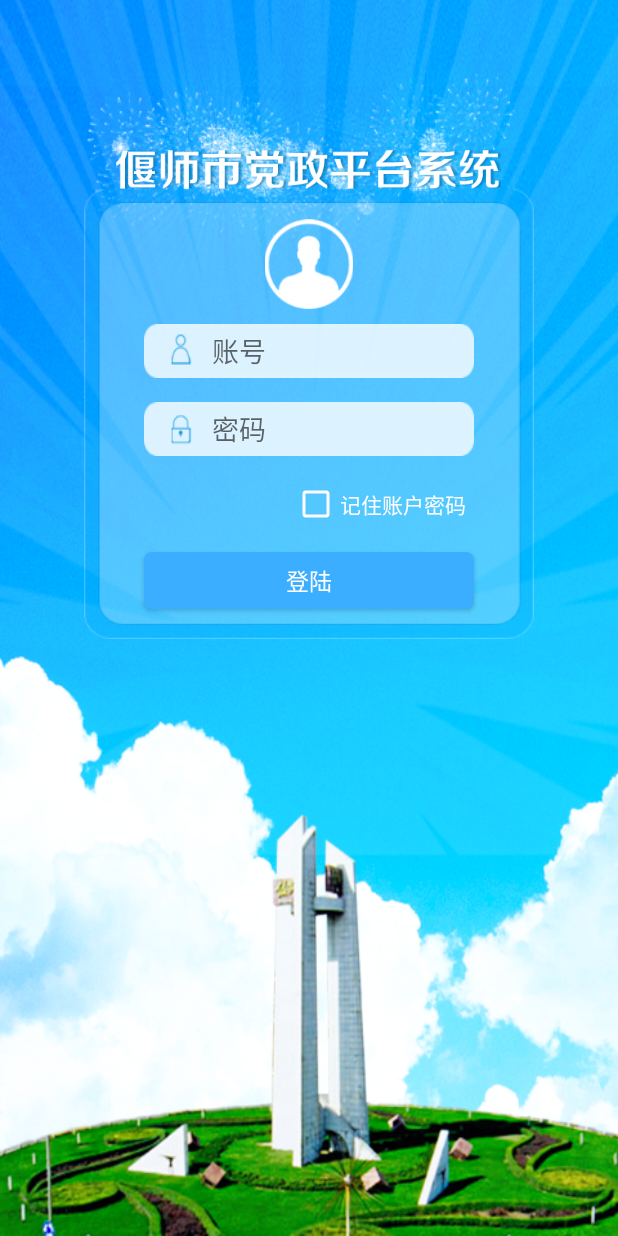
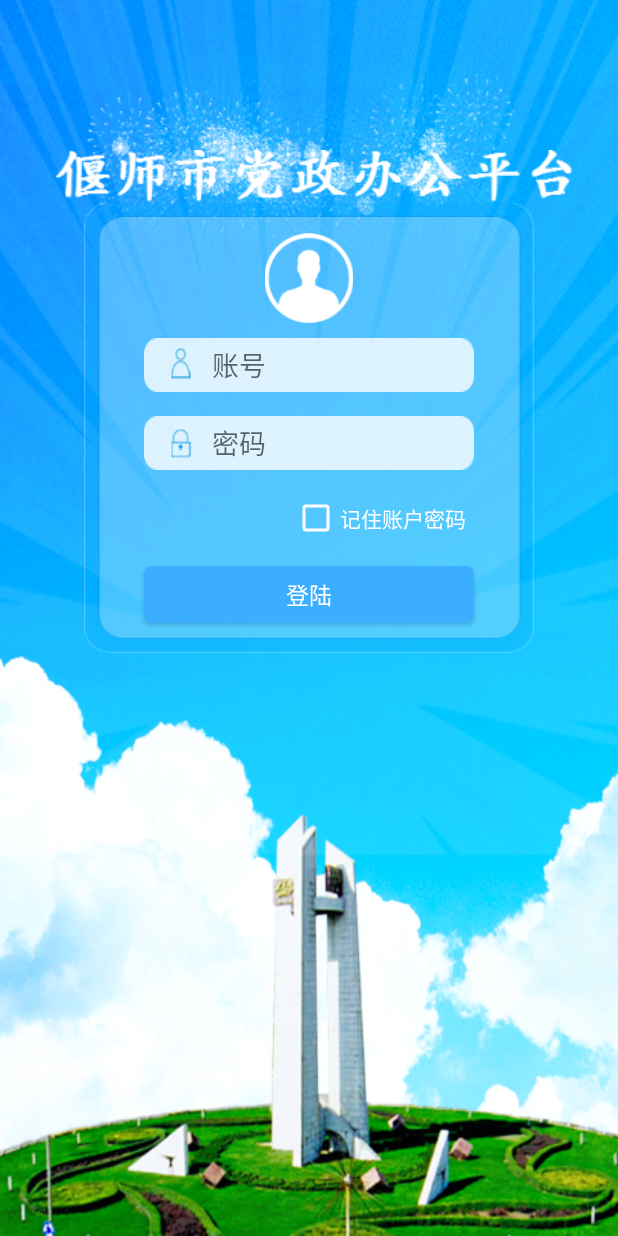
Before and after one commit to gqf1995/YanShi, an Android app: the login screen opened directly, with no data from a screen before it, on a phone screen of 412 x 824 dp. Run offline under Robolectric (Android 15) with nearby library versions, the phone set to English and light mode, and no system bars; our stand-ins replace ButterKnife; libraries missing offline, so code that uses them is left out: com.antfortune.freeline, com.github.johnkil.print, com.jakewharton.rxbinding, io.realm, rx.android.schedulers and 3 more; 6 statements that could not run were skipped.

```diff
--- a/app/src/main/res/layout/activity_change_password.xml
+++ b/app/src/main/res/layout/activity_change_password.xml
@@ -5,13 +5,15 @@
     android:layout_height="match_parent"
     android:background="@drawable/login">
 <ImageView
-    android:layout_width="wrap_content"
+    android:layout_width="match_parent"
     android:layout_height="wrap_content"
     android:paddingLeft="30dp"
     android:paddingRight="30dp"
     android:layout_gravity="center_horizontal"
     android:layout_marginTop="100dp"
-    android:src="@drawable/yanshi_title"/>
+    android:adjustViewBounds="true"
+    android:scaleType="fitXY"
+    android:src="@drawable/login_title"/>
 
     <LinearLayout
         android:layout_width="300dp"
--- a/app/src/main/res/layout/activity_login.xml
+++ b/app/src/main/res/layout/activity_login.xml
@@ -1,51 +1,59 @@
 <?xml version="1.0" encoding="utf-8"?>
 <LinearLayout xmlns:android="http://schemas.android.com/apk/res/android"
               android:layout_width="match_parent"
-    android:orientation="vertical"
               android:layout_height="match_parent"
-    android:background="@drawable/login">
+              android:background="@drawable/login"
+              android:orientation="vertical">
+
     <ImageView
-    android:layout_width="wrap_content"
+        android:layout_width="match_parent"
         android:layout_height="wrap_content"
+        android:layout_gravity="center_horizontal"
+        android:layout_marginTop="100dp"
         android:paddingLeft="30dp"
         android:paddingRight="30dp"
-    android:layout_gravity="center_horizontal"
-    android:layout_marginTop="100dp"
-    android:src="@drawable/yanshi_title"/>
+        android:adjustViewBounds="true"
+        android:scaleType="fitXY"
+        android:src="@drawable/login_title"/>
+
     <LinearLayout
         android:layout_width="300dp"
+        android:layout_height="300dp"
+        android:layout_gravity="center_horizontal"
         android:background="@drawable/edit_backgroud"
-       android:layout_gravity="center_horizontal"
-       android:orientation="vertical"
-       android:layout_height="300dp">
+        android:orientation="vertical">
+
         <ImageView
+            android:id="@+id/user_image"
             android:layout_width="60dp"
             android:layout_height="60dp"
-           android:id="@+id/user_image"
+            android:layout_gravity="center_horizontal"
             android:layout_marginTop="20dp"
+            android:src="@drawable/login_image"/>
+
+        <EditText
+            android:id="@+id/name_EditText"
+            android:layout_width="220dp"
+            android:layout_height="36dp"
             android:layout_gravity="center_horizontal"
-           android:src="@drawable/login_image"/>
-       <EditText
-           android:layout_width="220dp"
+            android:layout_marginTop="10dp"
             android:background="@drawable/name_edit_back"
-           android:id="@+id/name_EditText"
-           android:paddingLeft="45dp"
             android:hint="账号"
             android:inputType="phone"
-           android:singleLine="true"
-           android:layout_gravity="center_horizontal"
-           android:layout_marginTop="10dp"
-           android:layout_height="36dp" />
+            android:paddingLeft="45dp"
+            android:singleLine="true"/>
+
         <EditText
+            android:id="@+id/pass_EditText"
             android:layout_width="220dp"
-           android:id="@+id/pass_EditText"
-           android:inputType="textPassword"
-           android:paddingLeft="45dp"
-           android:hint="密码"
-           android:background="@drawable/pass_edit_back"
+            android:layout_height="36dp"
             android:layout_gravity="center_horizontal"
             android:layout_marginTop="16dp"
-           android:layout_height="36dp" />
+            android:background="@drawable/pass_edit_back"
+            android:hint="密码"
+            android:inputType="textPassword"
+            android:paddingLeft="45dp"/>
+
         <RelativeLayout
             android:layout_width="match_parent"
             android:layout_height="wrap_content"
@@ -56,18 +64,19 @@
                 android:id="@+id/login_rememberPassword"
                 android:layout_width="wrap_content"
                 android:layout_height="wrap_content"
-               android:textColor="@color/white"
                 android:layout_alignParentRight="true"
                 android:buttonTint="@color/white"
-               android:text="记住账户密码" />
+                android:text="记住账户密码"
+                android:textColor="@color/white"/>
 
         </RelativeLayout>
+
         <Button
+            android:id="@+id/login_button"
             android:layout_width="220dp"
             android:layout_height="38dp"
+            android:layout_gravity="center_horizontal"
             android:layout_marginTop="16dp"
-           android:id="@+id/login_button"
-           android:layout_gravity="center_horizontal"
             android:background="@drawable/apply_for_selector"
             android:text="登陆"
             android:textColor="@drawable/apply_for_text_color_selector"
--- a/app/src/main/res/layout/activity_welcome.xml
+++ b/app/src/main/res/layout/activity_welcome.xml
@@ -11,7 +11,7 @@
         android:layout_width="match_parent"
         android:layout_height="match_parent"
         android:scaleType="fitXY"
-        android:src="@drawable/dangwei"
+        android:src="@drawable/dangwei1"
         />
     <TextView
         android:id="@+id/activity_time_tv"
--- a/app/src/main/res/values/strings.xml
+++ b/app/src/main/res/values/strings.xml
@@ -1,5 +1,5 @@
 <resources>
-    <string name="app_name">偃师党政办公平台</string>
+    <string name="app_name">偃师市党政办公平台</string>
     <string name="job">工作安排</string>
     <string name="report">要情汇报</string>
     <string name="msg">最新要情</string>
```
Also changed, not shown: app/src/main/res/drawable-xhdpi/dangwei.jpg (deleted), app/src/main/res/drawable-xhdpi/dangwei1.png (added), app/src/main/res/drawable-xhdpi/login_title.png (added), app/src/main/res/drawable-xhdpi/yanshi_title.png (deleted). Lines whose indentation alone changed are shown as unchanged.
